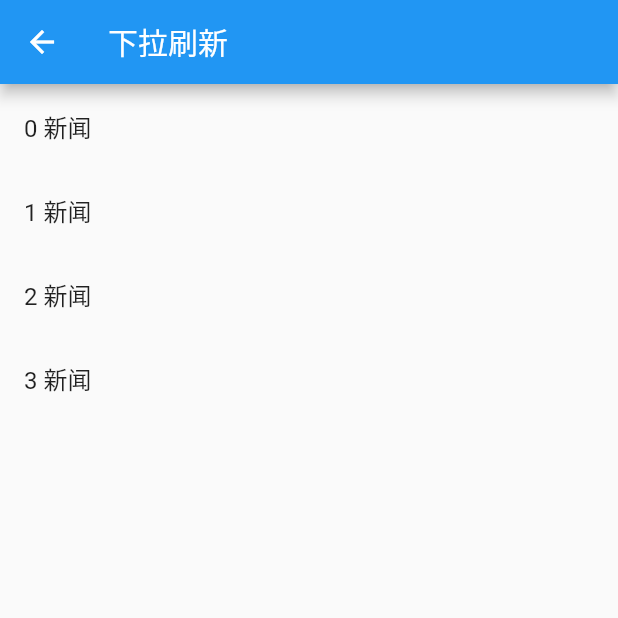
After one commit to ljj218/flutter-demo, a Flutter app: the RefreshPage screen opened directly, on a phone screen of 412 x 824 dp, the top half of it. The commit adds this screen. Run offline on Flutter 3.47's test engine with Material 2 defaults, Android fonts, the phone set to English and light mode, and no system bars; missing offline and left inert: dart:html.

Commit message:
no message

```diff
--- /dev/null
+++ b/flutter_application_1/lib/pages/refresh/refresh.dart
@@ -0,0 +1,50 @@
+import 'package:flutter/material.dart';
+
+class RefreshPage extends StatefulWidget {
+  RefreshPage({Key? key}) : super(key: key);
+
+  @override
+  _RefreshPageState createState() => _RefreshPageState();
+}
+
+class _RefreshPageState extends State<RefreshPage> {
+  ScrollController _scorollControler = new ScrollController();
+
+  @override
+  void initState() {
+    super.initState();
+    _scorollControler.addListener(() {
+      print(_scorollControler.position.pixels); //滚动条的下啦距离
+      print(_scorollControler.position.maxScrollExtent); //整个页面高度
+    });
+  }
+
+  List list = [1, 2, 3, 4];
+
+  Future<void> _onRefresh() async {
+    await Future.delayed(Duration(milliseconds: 2000), () {
+      print("刷新结束");
+    });
+  }
+
+  @override
+  Widget build(BuildContext context) {
+    return Scaffold(
+      appBar: AppBar(
+        title: Text('下拉刷新'),
+      ),
+      body: RefreshIndicator(
+        onRefresh: _onRefresh,
+        child: ListView.builder(
+          controller: _scorollControler,
+          itemCount: this.list.length,
+          itemBuilder: (context, index) {
+            return ListTile(
+              title: Text('$index 新闻'),
+            );
+          },
+        ),
+      ),
+    );
+  }
+}
--- a/flutter_application_1/lib/pages/route/Routes.dart
+++ b/flutter_application_1/lib/pages/route/Routes.dart
@@ -7,6 +7,7 @@ import '../tabBarPage/TabBarPage.dart';
 import '../tabBarController/TabBarController.dart';
 import '../textField/TextField.dart';
 import '../check/check.dart';
+import '../http/Http.dart';
 
 final routes = {
   '/': (context) => Tabs(),
@@ -16,6 +17,7 @@ final routes = {
   '/TabBarControllerPage': (context) => TabBarControllerPage(),
   '/TryTextField': (context) => TryTextField(),
   '/CheckRadio': (context) => CheckRadio(),
+  '/HttpPage': (context) => HttpPage(),
 };
 
 // ignore: top_level_function_literal_block
```
Also changed, not shown: flutter_application_1/lib/pages/http/Http.dart (added, +24 -0 lines).
